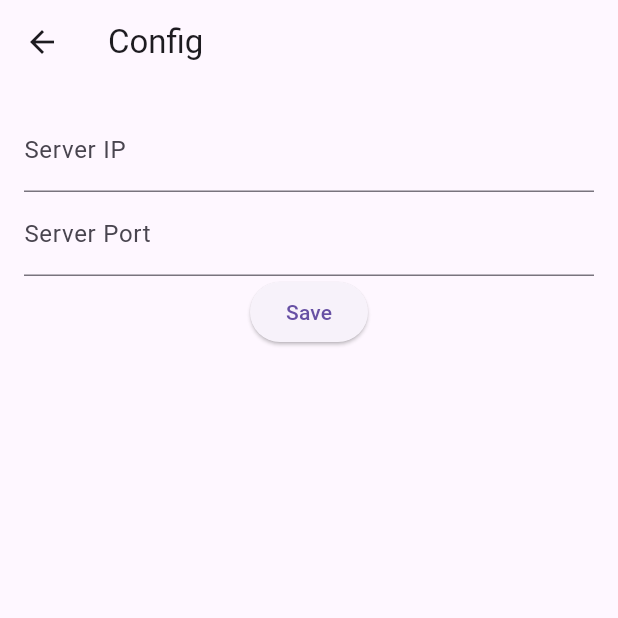
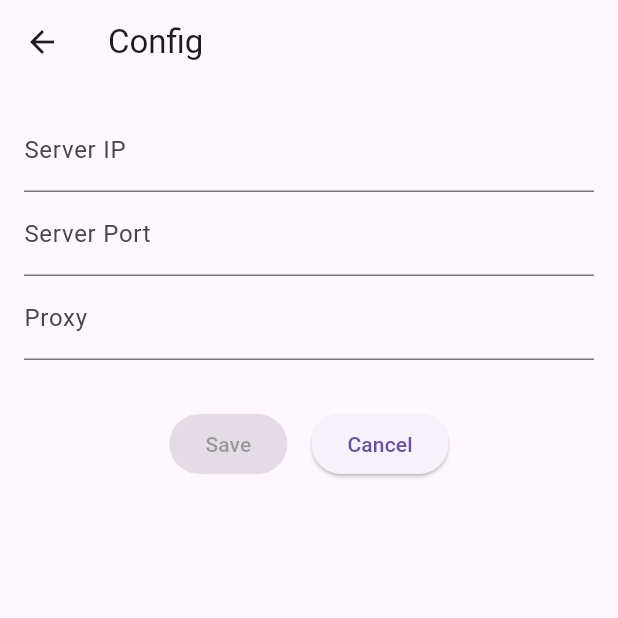
Before and after one commit to coneagoe/cowboy, a Flutter app: the ConfigPage screen opened by its route, on a phone screen of 412 x 824 dp, the top half of it. Run offline on Flutter 3.47's test engine with Material 3 defaults, Android fonts, the light colour scheme and no system bars; our stand-ins replace yaml.

Commit message:
feat) add config page

```diff
--- a/lib/config.dart
+++ b/lib/config.dart
@@ -1,41 +1,34 @@
 import 'package:flutter/material.dart';
-import 'package:flutter/services.dart';
 import 'package:yaml/yaml.dart';
 import 'dart:io';
 
 const config_file_name = 'config.yaml';
 
 class Config {
-  String? serverIp;
-  int? serverPort;
+  static String? serverIp;
+  static int? serverPort;
+  static String? proxy;
 
-  Config({this.serverIp, this.serverPort});
+  Config() {
+    load();
+  }
 
-  void load() {
+  Future<void> load() async {
     final file = File(config_file_name);
-    if (!file.existsSync()) {
+    if (!await file.exists()) {
       return;
     }
 
-    final yaml = loadYaml(file.readAsStringSync());
+    final yaml = loadYaml(await file.readAsString());
     serverIp = yaml['serverIp'];
     serverPort = yaml['serverPort'];
+    proxy = yaml['proxy'];
   }
 
-  void save() {
+  Future<void> save() async {
     final file = File(config_file_name);
-    file.writeAsString('serverIp: $serverIp\nserverPort: $serverPort\n');
-  }
-
-  bool isConfigured() {
-    final file = File(config_file_name);
-    if (!file.existsSync()) {
-      return false;
-    }
-
-    load();
-
-    return serverIp != null && serverPort != null;
+    await file.writeAsString(
+        'serverIp: $serverIp\nserverPort: $serverPort\n$proxy: $proxy\n');
   }
 }
 
@@ -46,11 +39,34 @@ class ConfigPage extends StatefulWidget {
 
 class _ConfigPageState extends State<ConfigPage> {
   final config = Config();
+  final serverIpController = TextEditingController(text: Config.serverIp);
+  final serverPortController =
+      TextEditingController(text: Config.serverPort?.toString());
+  final proxyController = TextEditingController(text: Config.proxy);
+  bool isModified = false;
 
   @override
   void initState() {
     super.initState();
-    config.load();
+    serverIpController.addListener(_checkIfModified);
+    serverPortController.addListener(_checkIfModified);
+    proxyController.addListener(_checkIfModified);
+  }
+
+  @override
+  void dispose() {
+    serverIpController.dispose();
+    serverPortController.dispose();
+    proxyController.dispose();
+    super.dispose();
+  }
+
+  void _checkIfModified() {
+    setState(() {
+      isModified = serverIpController.text != Config.serverIp ||
+          serverPortController.text != Config.serverPort?.toString() ||
+          proxyController.text != Config.proxy;
+    });
   }
 
   @override
@@ -65,28 +81,50 @@ class _ConfigPageState extends State<ConfigPage> {
           children: <Widget>[
             TextField(
               onChanged: (value) {
-                config.serverIp = value;
+                Config.serverIp = value;
               },
-              controller: TextEditingController(text: config.serverIp),
+              controller: serverIpController,
               decoration: InputDecoration(
                 labelText: 'Server IP',
               ),
             ),
             TextField(
               onChanged: (value) {
-                config.serverPort = int.tryParse(value);
+                Config.serverPort = int.tryParse(value);
               },
-              controller:
-                  TextEditingController(text: config.serverPort?.toString()),
+              controller: serverPortController,
               decoration: InputDecoration(
                 labelText: 'Server Port',
               ),
               keyboardType: TextInputType.number,
             ),
-            ElevatedButton(
-              onPressed: config.save,
-              child: Text('Save'),
+            TextField(
+              onChanged: (value) {
+                Config.proxy = value;
+              },
+              controller: proxyController,
+              decoration: InputDecoration(
+                labelText: 'Proxy',
+              ),
             ),
+            SizedBox(height: 16.0),
+            SizedBox(height: 16.0),
+            Row(
+              mainAxisAlignment: MainAxisAlignment.center,
+              children: [
+                ElevatedButton(
+                  onPressed: isModified ? config.save : null,
+                  child: Text('Save'),
+                ),
+                SizedBox(width: 16.0),
+                ElevatedButton(
+                  onPressed: () {
+                    Navigator.pop(context);
+                  },
+                  child: Text('Cancel'),
+                ),
+              ],
+            )
           ],
         ),
       ),
--- a/pubspec.yaml
+++ b/pubspec.yaml
@@ -32,7 +32,6 @@ dependencies:
     sdk: flutter
 
   yaml: ^3.1.2
-
 
   # The following adds the Cupertino Icons font to your application.
   # Use with the CupertinoIcons class for iOS style icons.
```
Also changed, not shown: lib/main.dart (+0 -20 lines).
